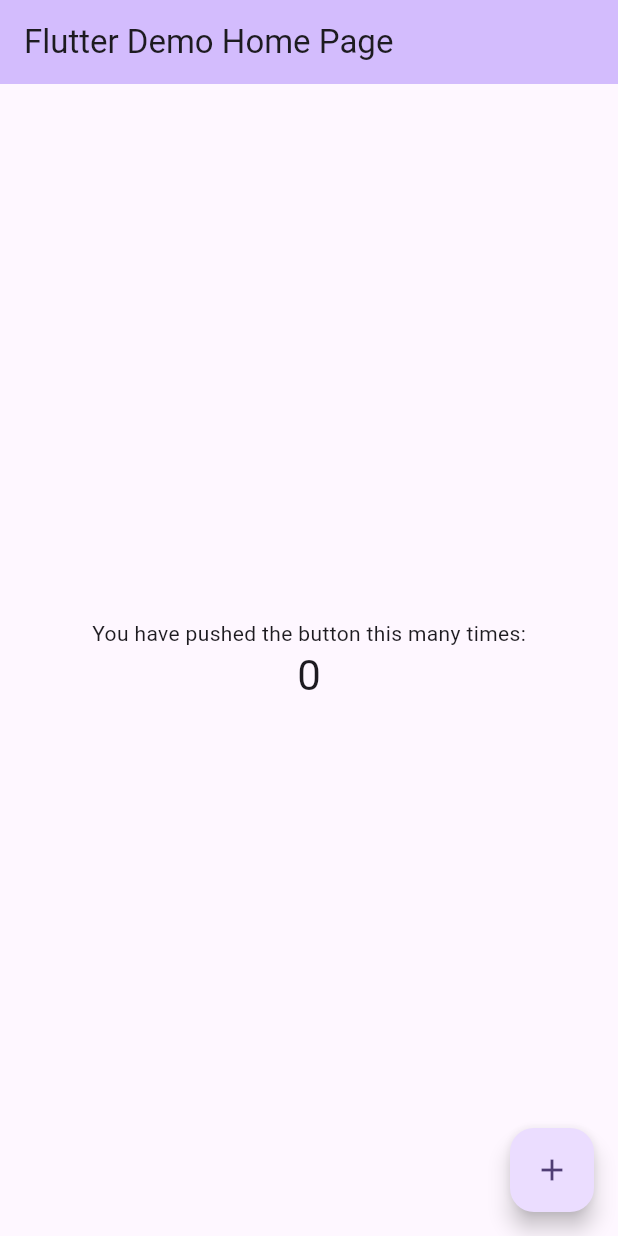
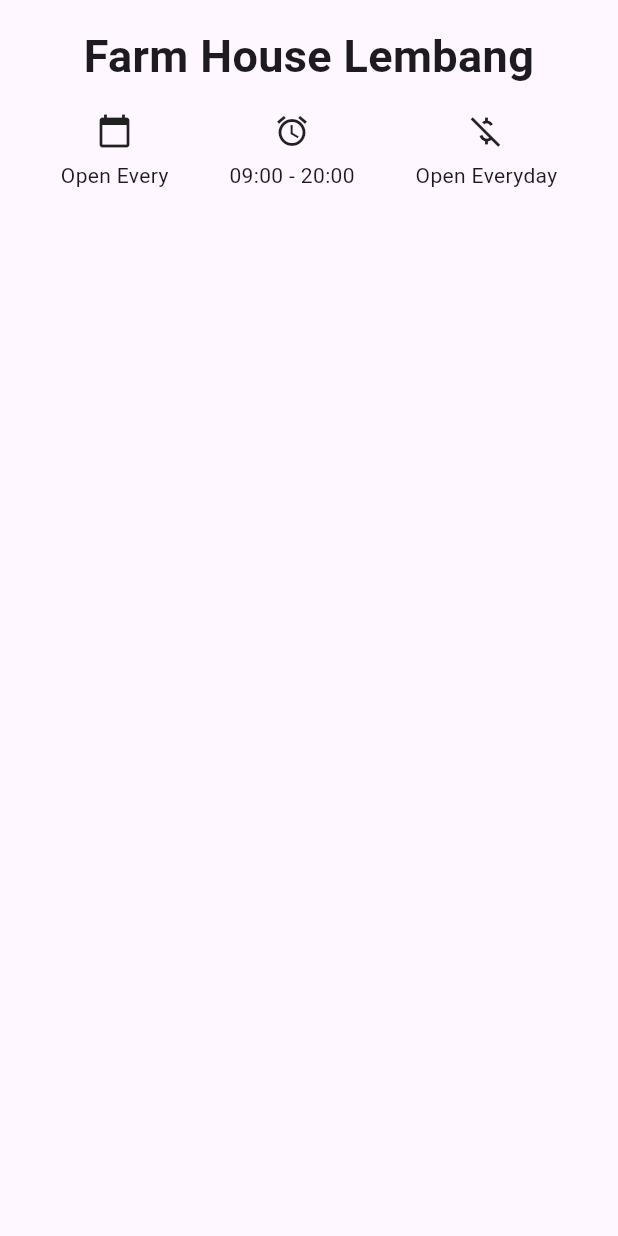
Before and after one commit to m-nahrowi/TempatWisata, a Flutter app: the screen it shows after launch, on a phone screen of 412 x 824 dp. Run offline on Flutter 3.47's test engine with Material 3 defaults, Android fonts, the light colour scheme and no system bars.

Commit message:
add "menambahkan DetailScreen dan icon"

```diff
--- a/lib/main.dart
+++ b/lib/main.dart
@@ -1,125 +1,17 @@
 import 'package:flutter/material.dart';
+import 'package:tempat_wisata/pages/DetailScreen.dart';
 
-void main() {
-  runApp(const MyApp());
-}
+void main() => runApp(const MyApp());
 
 class MyApp extends StatelessWidget {
   const MyApp({super.key});
 
-  // This widget is the root of your application.
   @override
   Widget build(BuildContext context) {
     return MaterialApp(
-      title: 'Flutter Demo',
-      theme: ThemeData(
-        // This is the theme of your application.
-        //
-        // TRY THIS: Try running your application with "flutter run". You'll see
-        // the application has a purple toolbar. Then, without quitting the app,
-        // try changing the seedColor in the colorScheme below to Colors.green
-        // and then invoke "hot reload" (save your changes or press the "hot
-        // reload" button in a Flutter-supported IDE, or press "r" if you used
-        // the command line to start the app).
-        //
-        // Notice that the counter didn't reset back to zero; the application
-        // state is not lost during the reload. To reset the state, use hot
-        // restart instead.
-        //
-        // This works for code too, not just values: Most code changes can be
-        // tested with just a hot reload.
-        colorScheme: ColorScheme.fromSeed(seedColor: Colors.deepPurple),
-        useMaterial3: true,
-      ),
-      home: const MyHomePage(title: 'Flutter Demo Home Page'),
+      title: 'Wisata Bandung',
+      theme: ThemeData(),
+      home: const DetailScreen()
     );
   }
 }
-
-class MyHomePage extends StatefulWidget {
-  const MyHomePage({super.key, required this.title});
-
-  // This widget is the home page of your application. It is stateful, meaning
-  // that it has a State object (defined below) that contains fields that affect
-  // how it looks.
-
-  // This class is the configuration for the state. It holds the values (in this
-  // case the title) provided by the parent (in this case the App widget) and
-  // used by the build method of the State. Fields in a Widget subclass are
-  // always marked "final".
-
-  final String title;
-
-  @override
-  State<MyHomePage> createState() => _MyHomePageState();
-}
-
-class _MyHomePageState extends State<MyHomePage> {
-  int _counter = 0;
-
-  void _incrementCounter() {
-    setState(() {
-      // This call to setState tells the Flutter framework that something has
-      // changed in this State, which causes it to rerun the build method below
-      // so that the display can reflect the updated values. If we changed
-      // _counter without calling setState(), then the build method would not be
-      // called again, and so nothing would appear to happen.
-      _counter++;
-    });
-  }
-
-  @override
-  Widget build(BuildContext context) {
-    // This method is rerun every time setState is called, for instance as done
-    // by the _incrementCounter method above.
-    //
-    // The Flutter framework has been optimized to make rerunning build methods
-    // fast, so that you can just rebuild anything that needs updating rather
-    // than having to individually change instances of widgets.
-    return Scaffold(
-      appBar: AppBar(
-        // TRY THIS: Try changing the color here to a specific color (to
-        // Colors.amber, perhaps?) and trigger a hot reload to see the AppBar
-        // change color while the other colors stay the same.
-        backgroundColor: Theme.of(context).colorScheme.inversePrimary,
-        // Here we take the value from the MyHomePage object that was created by
-        // the App.build method, and use it to set our appbar title.
-        title: Text(widget.title),
-      ),
-      body: Center(
-        // Center is a layout widget. It takes a single child and positions it
-        // in the middle of the parent.
-        child: Column(
-          // Column is also a layout widget. It takes a list of children and
-          // arranges them vertically. By default, it sizes itself to fit its
-          // children horizontally, and tries to be as tall as its parent.
-          //
-          // Column has various properties to control how it sizes itself and
-          // how it positions its children. Here we use mainAxisAlignment to
-          // center the children vertically; the main axis here is the vertical
-          // axis because Columns are vertical (the cross axis would be
-          // horizontal).
-          //
-          // TRY THIS: Invoke "debug painting" (choose the "Toggle Debug Paint"
-          // action in the IDE, or press "p" in the console), to see the
-          // wireframe for each widget.
-          mainAxisAlignment: MainAxisAlignment.center,
-          children: <Widget>[
-            const Text(
-              'You have pushed the button this many times:',
-            ),
-            Text(
-              '$_counter',
-              style: Theme.of(context).textTheme.headlineMedium,
-            ),
-          ],
-        ),
-      ),
-      floatingActionButton: FloatingActionButton(
-        onPressed: _incrementCounter,
-        tooltip: 'Increment',
-        child: const Icon(Icons.add),
-      ), // This trailing comma makes auto-formatting nicer for build methods.
-    );
-  }
-}
--- /dev/null
+++ b/lib/pages/DetailScreen.dart
@@ -0,0 +1,60 @@
+import 'package:flutter/material.dart';
+
+void main() => runApp(DetailScreen());
+
+class DetailScreen extends StatelessWidget {
+  const DetailScreen({super.key});
+
+  @override
+  Widget build(BuildContext context) {
+    return Scaffold(
+      body: SafeArea(
+        child: Column(
+          crossAxisAlignment: CrossAxisAlignment.stretch,
+          children: <Widget>[
+            Container(
+              margin: const EdgeInsets.only(top: 16.0),
+              child: const Text(
+                'Farm House Lembang',
+                textAlign: TextAlign.center,
+                style: TextStyle(
+                  fontSize: 30.0,
+                  fontWeight: FontWeight.bold,
+                ),
+              ),
+            ),
+            Container(
+              margin: const EdgeInsets.symmetric(vertical : 16.0),
+              child: Row(
+                mainAxisAlignment: MainAxisAlignment.spaceEvenly,
+                children: <Widget>[
+                  Column(
+                    children: const <Widget>[
+                      Icon(Icons.calendar_today),
+                      SizedBox(height: 8.0),
+                      Text('Open Every'),
+                    ],
+                  ),
+                   Column(
+                    children: const <Widget>[
+                      Icon(Icons.access_alarm),
+                      SizedBox(height: 8.0),
+                      Text('09:00 - 20:00'),
+                    ],
+                  ),
+                   Column(
+                    children: const <Widget>[
+                      Icon(Icons.money_off_csred),
+                      SizedBox(height: 8.0),
+                      Text('Open Everyday'),
+                    ],
+                  ),
+                ],
+              ),
+            )
+          ],
+        ),
+      ),
+    );
+  }
+}
```
